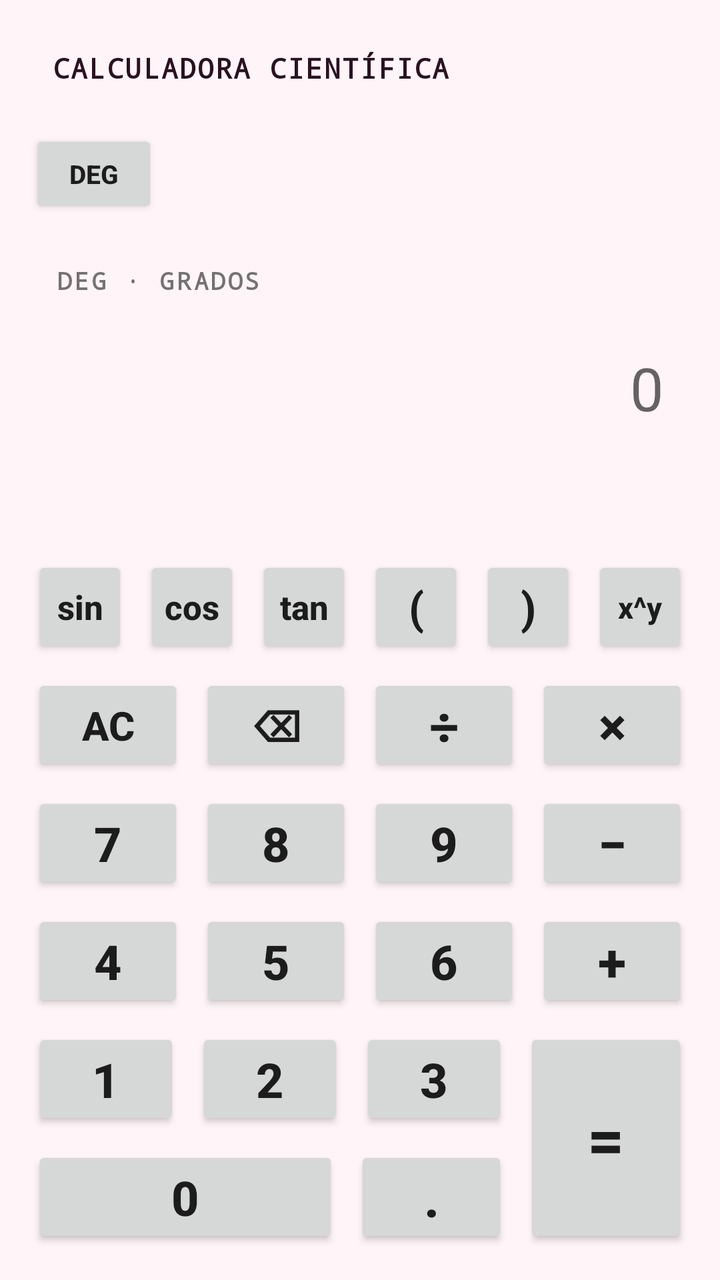
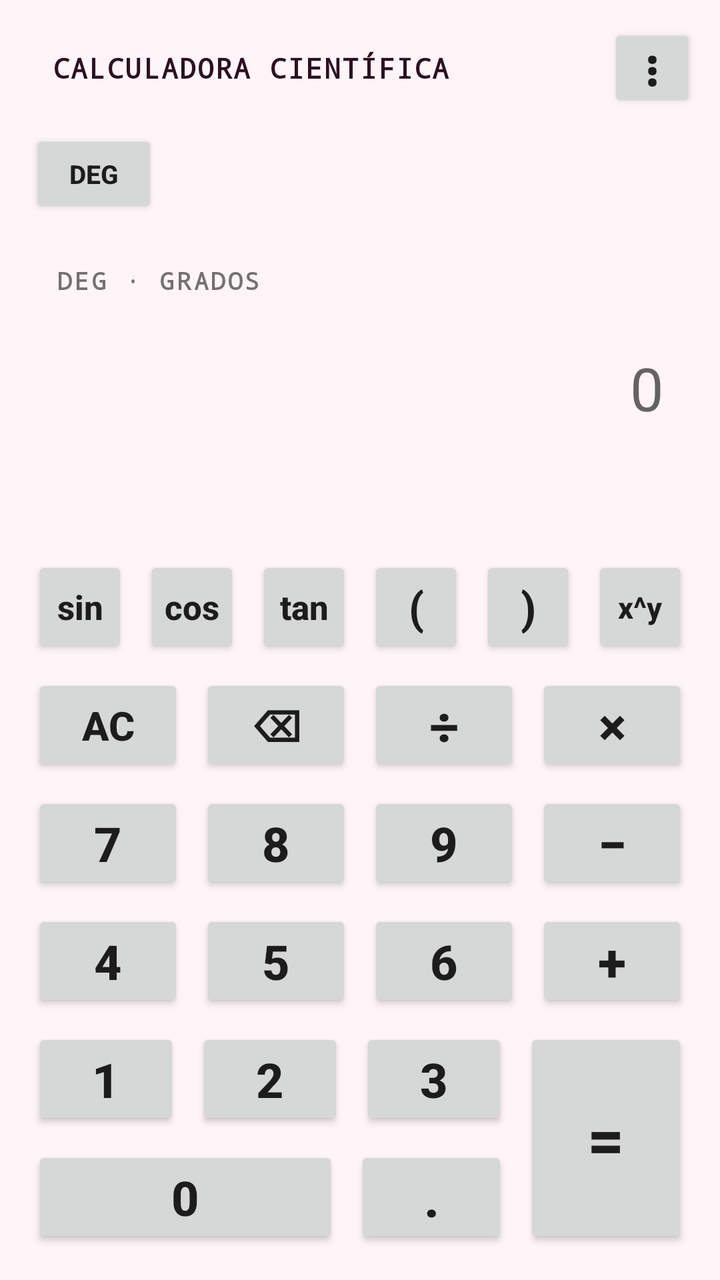

Before-and-after screenshots of an Android layout around one commit, followed by the original layout XML and the change that was made.
<!-- AndroidManifest.xml: activity theme Theme.Calculadoracientifica -->
<!-- res/layout/activity_main.xml -->
<?xml version="1.0" encoding="utf-8"?>
<FrameLayout xmlns:android="http://schemas.android.com/apk/res/android"
    xmlns:app="http://schemas.android.com/apk/res-auto"
    android:id="@+id/root"
    android:layout_width="match_parent"
    android:layout_height="match_parent"
    android:background="#FFF5F8">

    
    <View
        android:id="@+id/blobTop"
        android:layout_width="260dp"
        android:layout_height="260dp"
        android:layout_gravity="top|end"
        android:layout_marginTop="-90dp"
        android:layout_marginEnd="-80dp"
        android:importantForAccessibility="no" />

    <View
        android:id="@+id/blobBottom"
        android:layout_width="300dp"
        android:layout_height="300dp"
        android:layout_gravity="bottom|start"
        android:layout_marginStart="-120dp"
        android:layout_marginBottom="-100dp"
        android:importantForAccessibility="no" />

    
    <LinearLayout
        android:id="@+id/content"
        android:layout_width="match_parent"
        android:layout_height="match_parent"
        android:orientation="vertical"
        android:padding="12dp">

        
        <LinearLayout
            android:layout_width="match_parent"
            android:layout_height="wrap_content"
            android:orientation="vertical">

            
            <LinearLayout
                android:layout_width="match_parent"
                android:layout_height="wrap_content"
                android:gravity="center_vertical"
                android:orientation="horizontal">

                <androidx.appcompat.widget.AppCompatTextView
                    android:id="@+id/tvTitle"
                    android:layout_width="0dp"
                    android:layout_height="44dp"
                    android:layout_weight="1"
                    android:fontFamily="monospace"
                    android:gravity="center_vertical"
                    android:letterSpacing="0.05"
                    android:maxLines="1"
                    android:paddingStart="14dp"
                    android:paddingEnd="14dp"
                    android:text="CALCULADORA CIENTÍFICA"
                    android:textColor="#2B1220"
                    android:textSize="14sp"
                    android:textStyle="bold"
                    app:autoSizeMaxTextSize="14sp"
                    app:autoSizeMinTextSize="10sp"
                    app:autoSizeStepGranularity="1sp"
                    app:autoSizeTextType="uniform" />

            </LinearLayout>

            
            <LinearLayout
                android:layout_width="match_parent"
                android:layout_height="wrap_content"
                android:layout_marginTop="6dp"
                android:gravity="center_vertical"
                android:orientation="horizontal">

                <androidx.appcompat.widget.AppCompatButton
                    android:id="@+id/btnAngle"
                    android:layout_width="64dp"
                    android:layout_height="44dp"
                    android:layout_margin="3dp"
                    android:contentDescription="Cambiar entre grados y radianes"
                    android:minWidth="0dp"
                    android:minHeight="0dp"
                    android:padding="0dp"
                    android:text="DEG"
                    android:textAllCaps="false"
                    android:textSize="13sp"
                    android:textStyle="bold" />
            </LinearLayout>
        </LinearLayout>

        
        <LinearLayout
            android:id="@+id/displayCard"
            android:layout_width="match_parent"
            android:layout_height="0dp"
            android:layout_marginTop="10dp"
            android:layout_weight="2.2"
            android:orientation="vertical"
            android:paddingStart="16dp"
            android:paddingTop="10dp"
            android:paddingEnd="16dp"
            android:paddingBottom="8dp">

            <TextView
                android:id="@+id/tvAngleMode"
                android:layout_width="wrap_content"
                android:layout_height="wrap_content"
                android:fontFamily="monospace"
                android:letterSpacing="0.1"
                android:text="DEG · GRADOS"
                android:textSize="12sp"
                android:textStyle="bold" />

            <androidx.appcompat.widget.AppCompatEditText
                android:id="@+id/etExpression"
                android:layout_width="match_parent"
                android:layout_height="0dp"
                android:layout_weight="1.2"
                android:background="@null"
                android:contentDescription="Expresión"
                android:cursorVisible="true"
                android:focusable="true"
                android:focusableInTouchMode="true"
                android:gravity="bottom|end"
                android:hint="0"
                android:imeOptions="flagNoExtractUi"
                android:importantForAutofill="no"
                android:inputType="textMultiLine|textNoSuggestions"
                android:padding="0dp"
                android:textSize="30sp" />

            <androidx.appcompat.widget.AppCompatTextView
                android:id="@+id/tvResult"
                android:layout_width="match_parent"
                android:layout_height="0dp"
                android:layout_weight="0.8"
                android:gravity="center_vertical|end"
                android:maxLines="1"
                android:textStyle="bold"
                app:autoSizeMaxTextSize="42sp"
                app:autoSizeMinTextSize="14sp"
                app:autoSizeStepGranularity="1sp"
                app:autoSizeTextType="uniform" />
        </LinearLayout>

        
        <LinearLayout
            android:id="@+id/keypad"
            android:layout_width="match_parent"
            android:layout_height="0dp"
            android:layout_marginTop="8dp"
            android:layout_weight="5.4"
            android:orientation="vertical">

            
            <LinearLayout
                android:layout_width="match_parent"
                android:layout_height="0dp"
                android:layout_weight="1"
                android:orientation="horizontal">

                <androidx.appcompat.widget.AppCompatButton
                    android:id="@+id/btnSin"
                    android:layout_width="0dp" android:layout_height="match_parent" android:layout_weight="1"
                    android:layout_margin="4dp" android:minWidth="0dp" android:minHeight="0dp" android:padding="0dp"
                    android:contentDescription="Seno" android:text="sin" android:textAllCaps="false" android:textSize="17sp" android:textStyle="bold" />

                <androidx.appcompat.widget.AppCompatButton
                    android:id="@+id/btnCos"
                    android:layout_width="0dp" android:layout_height="match_parent" android:layout_weight="1"
                    android:layout_margin="4dp" android:minWidth="0dp" android:minHeight="0dp" android:padding="0dp"
                    android:contentDescription="Coseno" android:text="cos" android:textAllCaps="false" android:textSize="17sp" android:textStyle="bold" />

                <androidx.appcompat.widget.AppCompatButton
                    android:id="@+id/btnTan"
                    android:layout_width="0dp" android:layout_height="match_parent" android:layout_weight="1"
                    android:layout_margin="4dp" android:minWidth="0dp" android:minHeight="0dp" android:padding="0dp"
                    android:contentDescription="Tangente" android:text="tan" android:textAllCaps="false" android:textSize="17sp" android:textStyle="bold" />

                <androidx.appcompat.widget.AppCompatButton
                    android:id="@+id/btnOpen"
                    android:layout_width="0dp" android:layout_height="match_parent" android:layout_weight="1"
                    android:layout_margin="4dp" android:minWidth="0dp" android:minHeight="0dp" android:padding="0dp"
                    android:contentDescription="Abrir paréntesis" android:text="(" android:textAllCaps="false" android:textSize="22sp" android:textStyle="bold" />

                <androidx.appcompat.widget.AppCompatButton
                    android:id="@+id/btnClose"
                    android:layout_width="0dp" android:layout_height="match_parent" android:layout_weight="1"
                    android:layout_margin="4dp" android:minWidth="0dp" android:minHeight="0dp" android:padding="0dp"
                    android:contentDescription="Cerrar paréntesis" android:text=")" android:textAllCaps="false" android:textSize="22sp" android:textStyle="bold" />

                <androidx.appcompat.widget.AppCompatButton
                    android:id="@+id/btnPow"
                    android:layout_width="0dp" android:layout_height="match_parent" android:layout_weight="1"
                    android:layout_margin="4dp" android:minWidth="0dp" android:minHeight="0dp" android:padding="0dp"
                    android:contentDescription="Potencia, x elevado a y" android:text="x^y" android:textAllCaps="false" android:textSize="15sp" android:textStyle="bold" />
            </LinearLayout>

            
            <LinearLayout
                android:layout_width="match_parent"
                android:layout_height="0dp"
                android:layout_weight="1"
                android:orientation="horizontal">

                <androidx.appcompat.widget.AppCompatButton
                    android:id="@+id/btnClear"
                    android:layout_width="0dp" android:layout_height="match_parent" android:layout_weight="1"
                    android:layout_margin="4dp" android:minWidth="0dp" android:minHeight="0dp" android:padding="0dp"
                    android:contentDescription="Borrar todo" android:text="AC" android:textAllCaps="false" android:textSize="20sp" android:textStyle="bold" />

                <androidx.appcompat.widget.AppCompatButton
                    android:id="@+id/btnBackspace"
                    android:layout_width="0dp" android:layout_height="match_parent" android:layout_weight="1"
                    android:layout_margin="4dp" android:minWidth="0dp" android:minHeight="0dp" android:padding="0dp"
                    android:contentDescription="Borrar último carácter" android:text="⌫" android:textAllCaps="false" android:textSize="22sp" android:textStyle="bold" />

                <androidx.appcompat.widget.AppCompatButton
                    android:id="@+id/btnDivide"
                    android:layout_width="0dp" android:layout_height="match_parent" android:layout_weight="1"
                    android:layout_margin="4dp" android:minWidth="0dp" android:minHeight="0dp" android:padding="0dp"
                    android:contentDescription="Dividir" android:text="÷" android:textAllCaps="false" android:textSize="26sp" android:textStyle="bold" />

                <androidx.appcompat.widget.AppCompatButton
                    android:id="@+id/btnMultiply"
                    android:layout_width="0dp" android:layout_height="match_parent" android:layout_weight="1"
                    android:layout_margin="4dp" android:minWidth="0dp" android:minHeight="0dp" android:padding="0dp"
                    android:contentDescription="Multiplicar" android:text="×" android:textAllCaps="false" android:textSize="26sp" android:textStyle="bold" />
            </LinearLayout>

            
            <LinearLayout
                android:layout_width="match_parent"
                android:layout_height="0dp"
                android:layout_weight="1"
                android:orientation="horizontal">

                <androidx.appcompat.widget.AppCompatButton
                    android:id="@+id/btn7"
                    android:layout_width="0dp" android:layout_height="match_parent" android:layout_weight="1"
                    android:layout_margin="4dp" android:minWidth="0dp" android:minHeight="0dp" android:padding="0dp"
                    android:text="7" android:textAllCaps="false" android:textSize="24sp" android:textStyle="bold" />

                <androidx.appcompat.widget.AppCompatButton
                    android:id="@+id/btn8"
                    android:layout_width="0dp" android:layout_height="match_parent" android:layout_weight="1"
                    android:layout_margin="4dp" android:minWidth="0dp" android:minHeight="0dp" android:padding="0dp"
                    android:text="8" android:textAllCaps="false" android:textSize="24sp" android:textStyle="bold" />

                <androidx.appcompat.widget.AppCompatButton
                    android:id="@+id/btn9"
                    android:layout_width="0dp" android:layout_height="match_parent" android:layout_weight="1"
                    android:layout_margin="4dp" android:minWidth="0dp" android:minHeight="0dp" android:padding="0dp"
                    android:text="9" android:textAllCaps="false" android:textSize="24sp" android:textStyle="bold" />

                <androidx.appcompat.widget.AppCompatButton
                    android:id="@+id/btnSubtract"
                    android:layout_width="0dp" android:layout_height="match_parent" android:layout_weight="1"
                    android:layout_margin="4dp" android:minWidth="0dp" android:minHeight="0dp" android:padding="0dp"
                    android:contentDescription="Restar" android:text="−" android:textAllCaps="false" android:textSize="26sp" android:textStyle="bold" />
            </LinearLayout>

            
            <LinearLayout
                android:layout_width="match_parent"
                android:layout_height="0dp"
                android:layout_weight="1"
                android:orientation="horizontal">

                <androidx.appcompat.widget.AppCompatButton
                    android:id="@+id/btn4"
                    android:layout_width="0dp" android:layout_height="match_parent" android:layout_weight="1"
                    android:layout_margin="4dp" android:minWidth="0dp" android:minHeight="0dp" android:padding="0dp"
                    android:text="4" android:textAllCaps="false" android:textSize="24sp" android:textStyle="bold" />

                <androidx.appcompat.widget.AppCompatButton
                    android:id="@+id/btn5"
                    android:layout_width="0dp" android:layout_height="match_parent" android:layout_weight="1"
                    android:layout_margin="4dp" android:minWidth="0dp" android:minHeight="0dp" android:padding="0dp"
                    android:text="5" android:textAllCaps="false" android:textSize="24sp" android:textStyle="bold" />

                <androidx.appcompat.widget.AppCompatButton
                    android:id="@+id/btn6"
                    android:layout_width="0dp" android:layout_height="match_parent" android:layout_weight="1"
                    android:layout_margin="4dp" android:minWidth="0dp" android:minHeight="0dp" android:padding="0dp"
                    android:text="6" android:textAllCaps="false" android:textSize="24sp" android:textStyle="bold" />

                <androidx.appcompat.widget.AppCompatButton
                    android:id="@+id/btnAdd"
                    android:layout_width="0dp" android:layout_height="match_parent" android:layout_weight="1"
                    android:layout_margin="4dp" android:minWidth="0dp" android:minHeight="0dp" android:padding="0dp"
                    android:contentDescription="Sumar" android:text="+" android:textAllCaps="false" android:textSize="26sp" android:textStyle="bold" />
            </LinearLayout>

            
            <LinearLayout
                android:layout_width="match_parent"
                android:layout_height="0dp"
                android:layout_weight="2"
                android:orientation="horizontal">

                <LinearLayout
                    android:layout_width="0dp"
                    android:layout_height="match_parent"
                    android:layout_weight="3"
                    android:orientation="vertical">

                    <LinearLayout
                        android:layout_width="match_parent"
                        android:layout_height="0dp"
                        android:layout_weight="1"
                        android:orientation="horizontal">

                        <androidx.appcompat.widget.AppCompatButton
                            android:id="@+id/btn1"
                            android:layout_width="0dp" android:layout_height="match_parent" android:layout_weight="1"
                            android:layout_margin="4dp" android:minWidth="0dp" android:minHeight="0dp" android:padding="0dp"
                            android:text="1" android:textAllCaps="false" android:textSize="24sp" android:textStyle="bold" />

                        <androidx.appcompat.widget.AppCompatButton
                            android:id="@+id/btn2"
                            android:layout_width="0dp" android:layout_height="match_parent" android:layout_weight="1"
                            android:layout_margin="4dp" android:minWidth="0dp" android:minHeight="0dp" android:padding="0dp"
                            android:text="2" android:textAllCaps="false" android:textSize="24sp" android:textStyle="bold" />

                        <androidx.appcompat.widget.AppCompatButton
                            android:id="@+id/btn3"
                            android:layout_width="0dp" android:layout_height="match_parent" android:layout_weight="1"
                            android:layout_margin="4dp" android:minWidth="0dp" android:minHeight="0dp" android:padding="0dp"
                            android:text="3" android:textAllCaps="false" android:textSize="24sp" android:textStyle="bold" />
                    </LinearLayout>

                    <LinearLayout
                        android:layout_width="match_parent"
                        android:layout_height="0dp"
                        android:layout_weight="1"
                        android:orientation="horizontal">

                        <androidx.appcompat.widget.AppCompatButton
                            android:id="@+id/btn0"
                            android:layout_width="0dp" android:layout_height="match_parent" android:layout_weight="2"
                            android:layout_margin="4dp" android:minWidth="0dp" android:minHeight="0dp" android:padding="0dp"
                            android:text="0" android:textAllCaps="false" android:textSize="24sp" android:textStyle="bold" />

                        <androidx.appcompat.widget.AppCompatButton
                            android:id="@+id/btnDot"
                            android:layout_width="0dp" android:layout_height="match_parent" android:layout_weight="1"
                            android:layout_margin="4dp" android:minWidth="0dp" android:minHeight="0dp" android:padding="0dp"
                            android:contentDescription="Punto decimal" android:text="." android:textAllCaps="false" android:textSize="26sp" android:textStyle="bold" />
                    </LinearLayout>
                </LinearLayout>

                <androidx.appcompat.widget.AppCompatButton
                    android:id="@+id/btnEquals"
                    android:layout_width="0dp" android:layout_height="match_parent" android:layout_weight="1"
                    android:layout_margin="4dp" android:minWidth="0dp" android:minHeight="0dp" android:padding="0dp"
                    android:contentDescription="Igual" android:text="=" android:textAllCaps="false" android:textSize="32sp" android:textStyle="bold" />
            </LinearLayout>
        </LinearLayout>
    </LinearLayout>

</FrameLayout>
<!-- resources referenced by this layout -->
<resources>
  <style name="Theme.Calculadoracientifica" parent="Theme.AppCompat.DayNight.NoActionBar" />
</resources>

<!-- the commit's change to res/layout/activity_main.xml (unified diff, before → after) -->
@@ -66,6 +66,19 @@
                     app:autoSizeStepGranularity="1sp"
                     app:autoSizeTextType="uniform" />
 
+                <androidx.appcompat.widget.AppCompatButton
+                    android:id="@+id/btnMenu"
+                    android:layout_width="44dp"
+                    android:layout_height="44dp"
+                    android:layout_marginStart="6dp"
+                    android:contentDescription="Más opciones: sonido, modo, colores e historial"
+                    android:minWidth="0dp"
+                    android:minHeight="0dp"
+                    android:padding="0dp"
+                    android:text="⋮"
+                    android:textAllCaps="false"
+                    android:textSize="24sp"
+                    android:textStyle="bold" />
             </LinearLayout>
 
             
